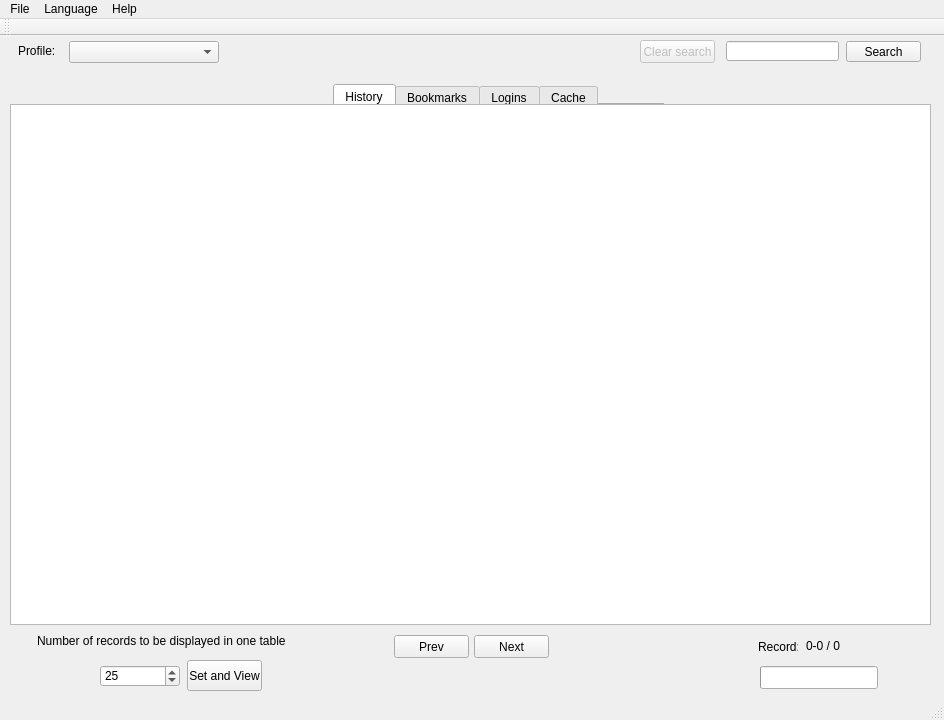
Above: src/FFParser_GUI/source/mainwindow.ui from sp0wk/FFParser_2017 before the change. Below: the same form after it.
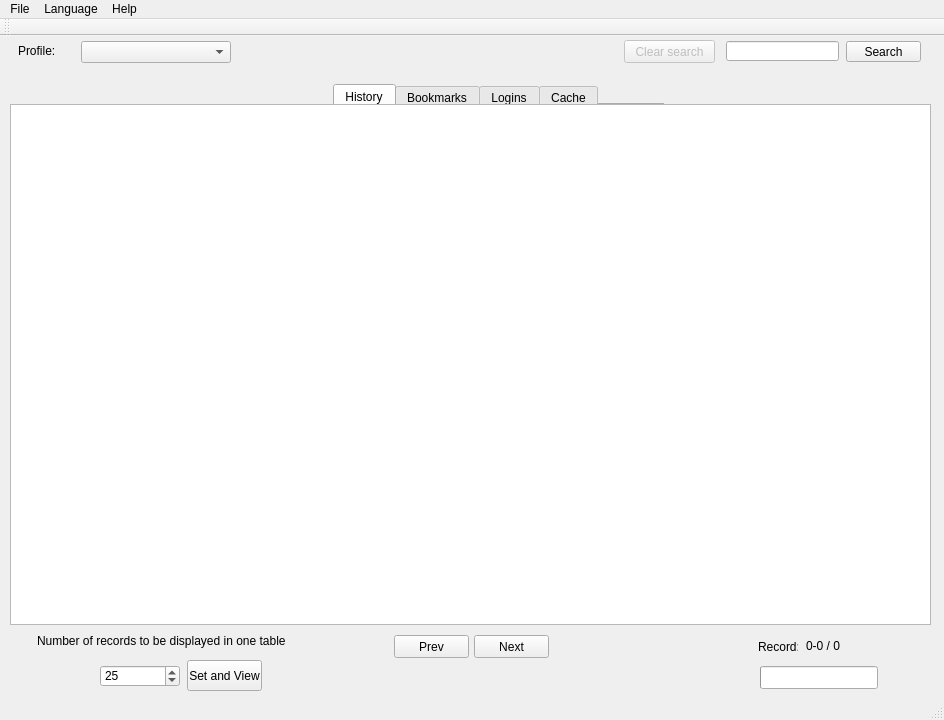
That is the form after the change.

```diff
--- a/src/FFParser_GUI/source/mainwindow.ui
+++ b/src/FFParser_GUI/source/mainwindow.ui
@@ -66,7 +66,7 @@
      <rect>
       <x>18</x>
       <y>-1</y>
-      <width>40</width>
+      <width>51</width>
       <height>31</height>
      </rect>
     </property>
@@ -77,7 +77,7 @@
    <widget class="QComboBox" name="chooseProfile">
     <property name="geometry">
      <rect>
-      <x>69</x>
+      <x>81</x>
       <y>5</y>
       <width>150</width>
       <height>22</height>
@@ -154,7 +154,7 @@
      <rect>
       <x>37</x>
       <y>579</y>
-      <width>251</width>
+      <width>281</width>
       <height>51</height>
      </rect>
     </property>
@@ -229,9 +229,9 @@
     </property>
     <property name="geometry">
      <rect>
-      <x>640</x>
+      <x>624</x>
       <y>4</y>
-      <width>75</width>
+      <width>91</width>
       <height>23</height>
      </rect>
     </property>
```
Left out of the diff: 2 changed lines with no effect on the pictures.
